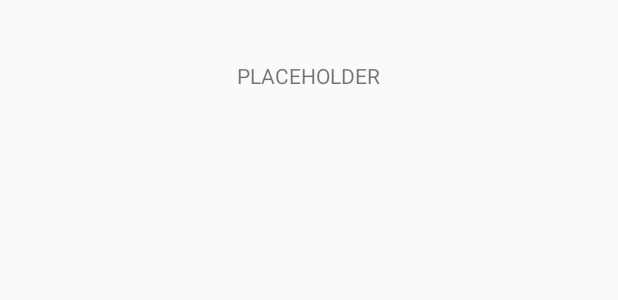
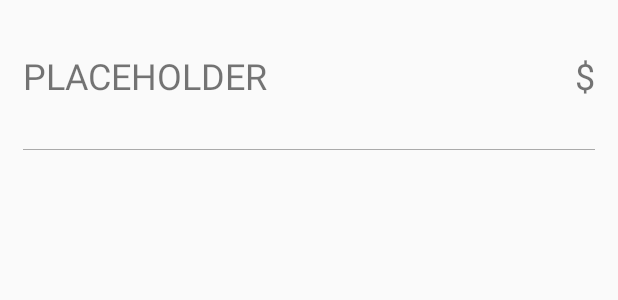
Before and after one commit to SgtGraf/Feeasy, an Android app: the layout fee_preset.xml on its own in the app's theme, with its tools: preview values and no code run, on a phone screen of 412 x 824 dp. Shown: the top 300 px of the screen. Run offline under Robolectric (Android 15) with nearby library versions, the phone set to English and light mode, and no system bars.

Commit message:
Update Fee preset design

```diff
--- a/app/src/main/java/com/example/feeasy/adapters/AdapterUserFees.java
+++ b/app/src/main/java/com/example/feeasy/adapters/AdapterUserFees.java
@@ -1,8 +1,6 @@
 package com.example.feeasy.adapters;
 
 import android.content.Context;
-import android.content.Intent;
-import android.util.Log;
 import android.view.LayoutInflater;
 import android.view.View;
 import android.view.ViewGroup;
@@ -12,11 +10,8 @@ import androidx.annotation.NonNull;
 import androidx.recyclerview.widget.RecyclerView;
 
 import com.example.feeasy.R;
-import com.example.feeasy.activities.GroupMemberActivity;
-import com.example.feeasy.dataManagement.GroupManager;
 import com.example.feeasy.entities.Fee;
 import com.example.feeasy.entities.Group;
-import com.example.feeasy.entities.GroupMember;
 
 import java.util.List;
 
@@ -34,11 +29,13 @@ public class AdapterUserFees extends RecyclerView.Adapter<AdapterUserFees.ViewHo
     public class ViewHolder extends RecyclerView.ViewHolder {
 
         TextView presetName;
+        TextView presetAmount;
 
 
         public ViewHolder(@NonNull View itemView) {
             super(itemView);
-            presetName = itemView.findViewById(R.id.placeholder_preset);
+            presetName = itemView.findViewById(R.id.fee_preset_fee_name);
+            presetAmount = itemView.findViewById(R.id.fee_preset_amount);
         }
     }
 
@@ -52,8 +49,10 @@ public class AdapterUserFees extends RecyclerView.Adapter<AdapterUserFees.ViewHo
 
     @Override
     public void onBindViewHolder(@NonNull AdapterUserFees.ViewHolder holder, int position) {
+        Fee preset = group.presets.get(position);
 
-        holder.presetName.setText(group.presets.get(position).name);
+        holder.presetName.setText(preset.name);
+        holder.presetAmount.setText(preset.amount + "$");
     }
 
     @Override
--- a/app/src/main/res/layout/fee_preset.xml
+++ b/app/src/main/res/layout/fee_preset.xml
@@ -6,12 +6,36 @@
     android:layout_height="100dp">
 
     <TextView
-        android:id="@+id/placeholder_preset"
+        android:id="@+id/fee_preset_fee_name"
         android:layout_width="wrap_content"
         android:layout_height="wrap_content"
+        android:layout_marginLeft="15dp"
         android:text="PLACEHOLDER"
+        android:textSize="24sp"
+        app:layout_constraintBottom_toBottomOf="parent"
+        app:layout_constraintStart_toStartOf="parent"
+        app:layout_constraintTop_toTopOf="parent" />
+
+    <TextView
+        android:id="@+id/fee_preset_amount"
+        android:layout_width="wrap_content"
+        android:layout_height="wrap_content"
+        android:layout_marginRight="15dp"
+        android:text="$"
+        android:textSize="24sp"
+        app:layout_constraintBottom_toBottomOf="parent"
+        app:layout_constraintEnd_toEndOf="parent"
+        app:layout_constraintTop_toTopOf="parent" />
+
+    <View
+        android:id="@+id/fee_preset_separator"
+        android:layout_width="match_parent"
+        android:layout_height="1dp"
+        android:layout_marginLeft="15dp"
+        android:layout_marginRight="15dp"
+        android:background="@android:color/darker_gray"
         app:layout_constraintBottom_toBottomOf="parent"
         app:layout_constraintEnd_toEndOf="parent"
         app:layout_constraintStart_toStartOf="parent"
-        app:layout_constraintTop_toTopOf="parent" />
+        app:layout_constraintTop_toBottomOf="parent" />
 </androidx.constraintlayout.widget.ConstraintLayout>
```
